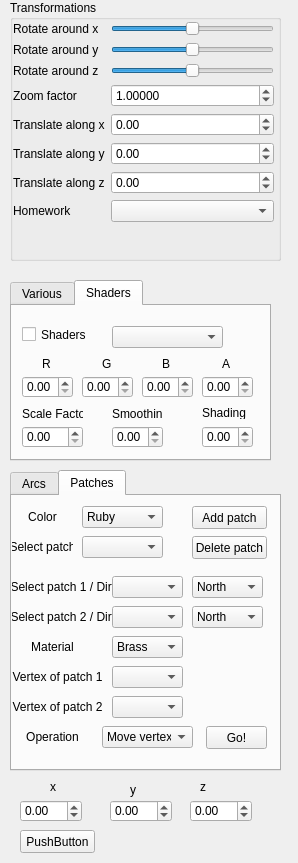
Qt form QtFramework/GUI/SideWidget.ui (Peachmann/Grafika) before a commit.
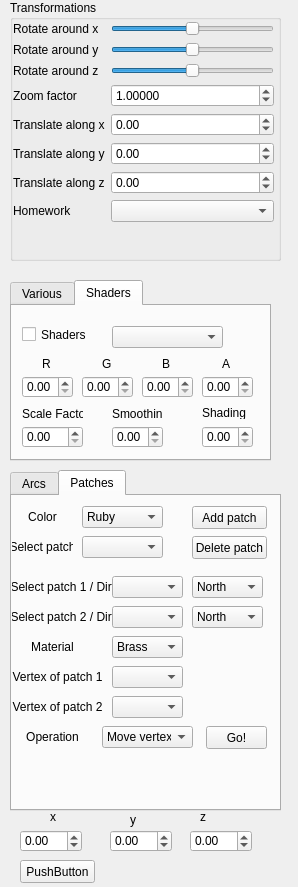
The same form after that commit.

Commit message: MaterialChange ComboBox

Diff of the .ui file:
```diff
--- a/QtFramework/GUI/SideWidget.ui
+++ b/QtFramework/GUI/SideWidget.ui
@@ -7,7 +7,7 @@
     <x>0</x>
     <y>0</y>
     <width>298</width>
-    <height>863</height>
+    <height>887</height>
    </rect>
   </property>
   <property name="sizePolicy">
@@ -588,7 +588,7 @@
      <x>10</x>
      <y>470</y>
      <width>271</width>
-     <height>301</height>
+     <height>341</height>
     </rect>
    </property>
    <property name="currentIndex">
@@ -1398,7 +1398,7 @@
    <property name="geometry">
     <rect>
      <x>20</x>
-     <y>800</y>
+     <y>830</y>
      <width>62</width>
      <height>22</height>
     </rect>
@@ -1414,7 +1414,7 @@
    <property name="geometry">
     <rect>
      <x>110</x>
-     <y>800</y>
+     <y>830</y>
      <width>62</width>
      <height>22</height>
     </rect>
@@ -1430,7 +1430,7 @@
    <property name="geometry">
     <rect>
      <x>190</x>
-     <y>800</y>
+     <y>830</y>
      <width>62</width>
      <height>22</height>
     </rect>
@@ -1446,7 +1446,7 @@
    <property name="geometry">
     <rect>
      <x>20</x>
-     <y>830</y>
+     <y>860</y>
      <width>75</width>
      <height>23</height>
     </rect>
@@ -1459,7 +1459,7 @@
    <property name="geometry">
     <rect>
      <x>50</x>
-     <y>780</y>
+     <y>810</y>
      <width>47</width>
      <height>13</height>
     </rect>
@@ -1475,7 +1475,7 @@
    <property name="geometry">
     <rect>
      <x>130</x>
-     <y>780</y>
+     <y>810</y>
      <width>41</width>
      <height>20</height>
     </rect>
@@ -1491,7 +1491,7 @@
    <property name="geometry">
     <rect>
      <x>200</x>
-     <y>780</y>
+     <y>810</y>
      <width>47</width>
      <height>13</height>
     </rect>
```
Left out of the diff: 9 changed lines with no effect on the pictures. The commit also changes 4 other files.
